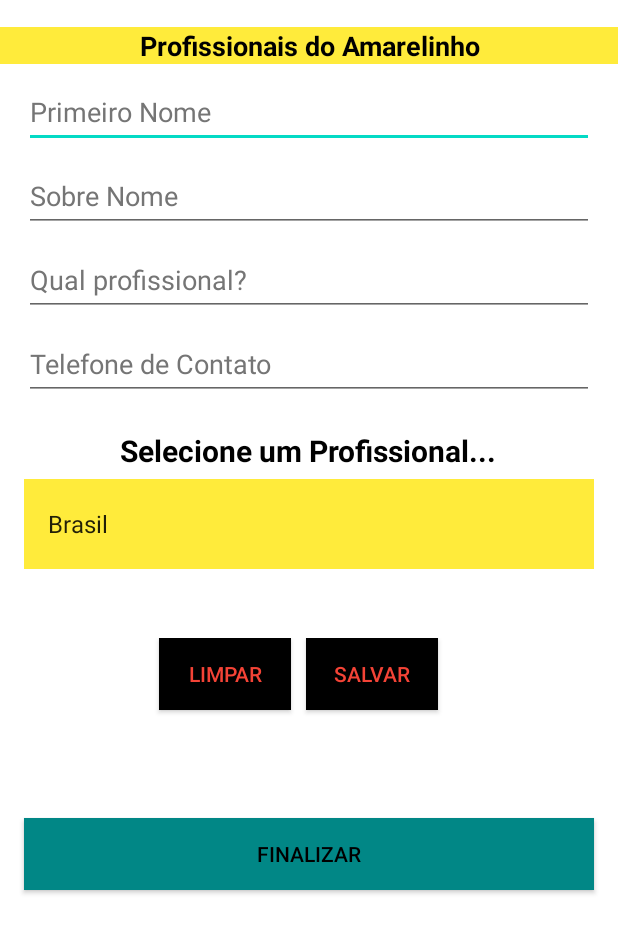
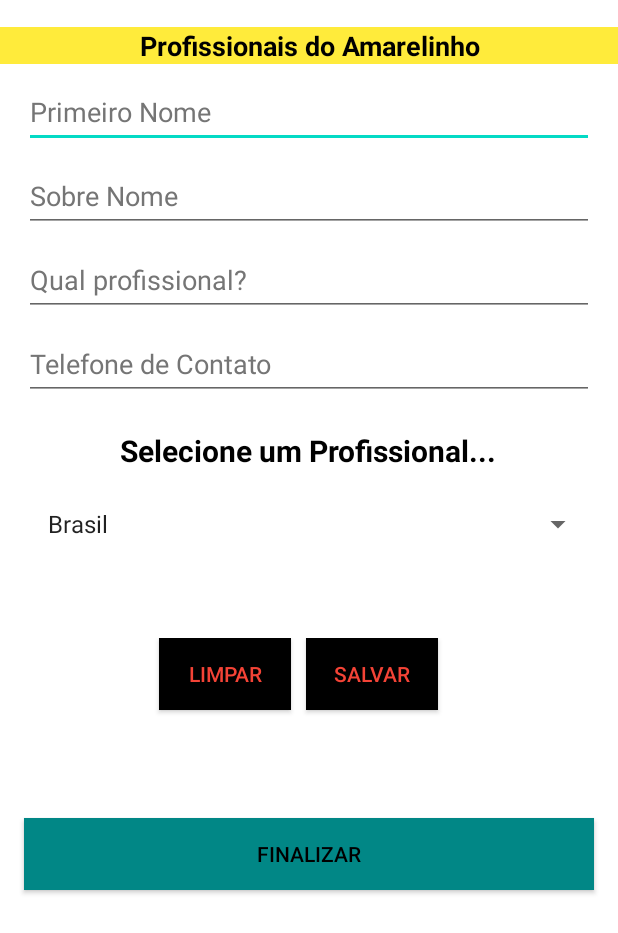
Before and after one commit to renatobrasil1/Curso-Desenvolvimento-Android, an Android app: the screen it shows after launch (MainActivity), on a phone screen of 412 x 824 dp. Shown: the top 933 px of the screen. Run offline under Robolectric (Android 15) with nearby library versions, the phone set to English and light mode, and no system bars.

Commit message:
Ajustado o Layout, tudo ok

```diff
--- a/Applistamotociclista/app/src/main/res/layout/activity_spinner.xml
+++ b/Applistamotociclista/app/src/main/res/layout/activity_spinner.xml
@@ -106,7 +106,6 @@
                 android:layout_marginTop="5dp"
                 android:layout_marginEnd="16dp"
                 android:layout_marginBottom="30dp"
-                android:background="@color/amarelo"
                 android:minHeight="60dp"
                 tools:ignore="SpeakableTextPresentCheck" />
 
```
